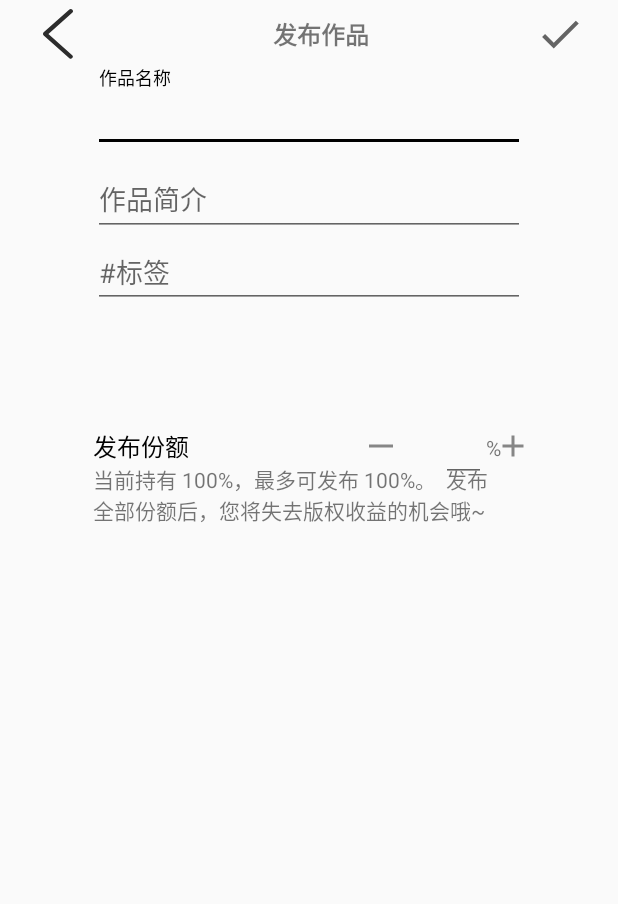
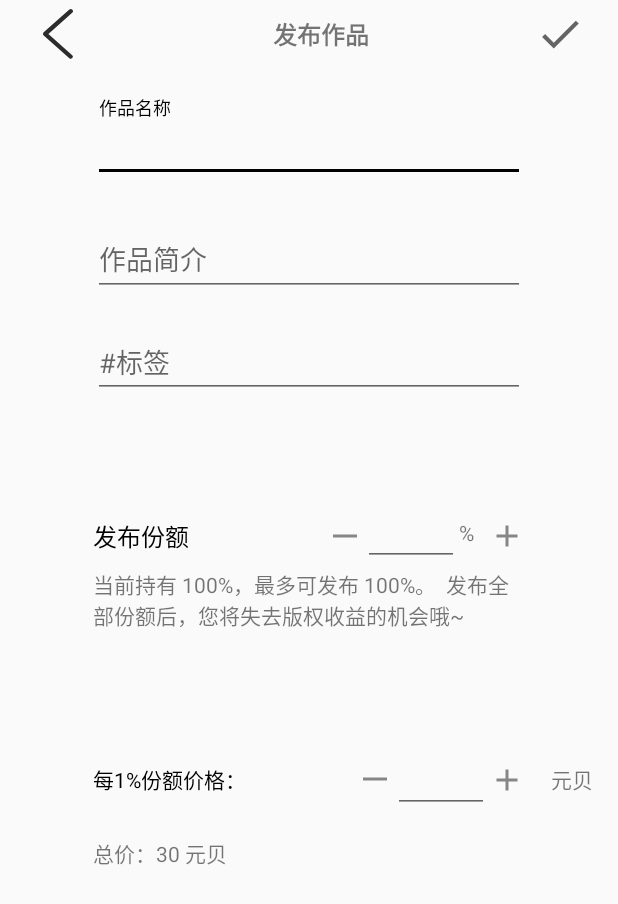
Before and after one commit to enjoycode-now/paint, an Android app: the PublishedWorkActivity screen opened directly, with no data from a screen before it, on a phone screen of 412 x 824 dp. Shown: the top 904 px of the screen. Run offline under Robolectric (Android 15) with nearby library versions, the phone set to English and light mode, and no system bars; libraries missing offline, so code that uses them is left out: com.bugsnag.android; 1 statement that could not run was skipped.

Commit message:
add activity_published_work.xml

```diff
--- a/app/src/main/res/layout/activity_published_work.xml
+++ b/app/src/main/res/layout/activity_published_work.xml
@@ -21,10 +21,10 @@
         android:layout_marginStart="16dp"
         android:padding="6dp"
         android:src="@drawable/ic_back_deep_gray"
+        app:layout_constraintBottom_toBottomOf="@id/actionBar"
         app:layout_constraintDimensionRatio="1:1"
         app:layout_constraintStart_toStartOf="@+id/actionBar"
-        app:layout_constraintTop_toTopOf="@id/actionBar"
-        app:layout_constraintBottom_toBottomOf="@id/actionBar"/>
+        app:layout_constraintTop_toTopOf="@id/actionBar" />
 
     <TextView
         android:id="@+id/textView2"
@@ -45,63 +45,67 @@
         android:layout_width="0dp"
         android:layout_height="0dp"
         android:layout_marginStart="16dp"
+        android:layout_marginEnd="16dp"
         android:padding="6dp"
         android:src="@drawable/ic_baseline_check"
+        app:layout_constraintBottom_toBottomOf="@id/actionBar"
         app:layout_constraintDimensionRatio="1:1"
-        android:layout_marginEnd="16dp"
+        app:layout_constraintEnd_toEndOf="@+id/actionBar"
         app:layout_constraintHorizontal_bias="1"
         app:layout_constraintStart_toStartOf="@+id/actionBar"
-        app:layout_constraintTop_toTopOf="@id/actionBar"
-        app:layout_constraintBottom_toBottomOf="@id/actionBar"
-        app:layout_constraintEnd_toEndOf="@+id/actionBar"/>
+        app:layout_constraintTop_toTopOf="@id/actionBar" />
 
     <com.google.android.material.textfield.TextInputLayout
-        android:id="@+id/textInputLayout"
+        android:id="@+id/textInputLayout_WorkTitle"
         android:layout_width="0dp"
         android:layout_height="wrap_content"
+        android:layout_marginTop="20dp"
         app:layout_constraintEnd_toEndOf="parent"
         app:layout_constraintStart_toStartOf="parent"
         app:layout_constraintTop_toBottomOf="@+id/actionBar"
         app:layout_constraintWidth_percent="0.7">
 
         <com.google.android.material.textfield.TextInputEditText
+            android:id="@+id/WorkTitle"
             android:layout_width="match_parent"
             android:layout_height="wrap_content"
             android:hint="作品名称" />
     </com.google.android.material.textfield.TextInputLayout>
 
     <com.google.android.material.textfield.TextInputLayout
-        android:id="@+id/textInputLayout2"
+        android:id="@+id/textInputLayout_WorkBiography"
         android:layout_width="0dp"
         android:layout_height="wrap_content"
-        app:layout_constraintEnd_toEndOf="@+id/textInputLayout"
-        app:layout_constraintStart_toStartOf="@+id/textInputLayout"
-        app:layout_constraintTop_toBottomOf="@+id/textInputLayout">
+        android:layout_marginTop="20dp"
+        app:layout_constraintEnd_toEndOf="@+id/textInputLayout_WorkTitle"
+        app:layout_constraintStart_toStartOf="@+id/textInputLayout_WorkTitle"
+        app:layout_constraintTop_toBottomOf="@+id/textInputLayout_WorkTitle">
 
         <com.google.android.material.textfield.TextInputEditText
+            android:id="@+id/WorkBiography"
             android:layout_width="match_parent"
             android:layout_height="wrap_content"
             android:hint="作品简介" />
     </com.google.android.material.textfield.TextInputLayout>
 
     <EditText
-        android:id="@+id/editTextTextPersonName"
+        android:id="@+id/WorkLabel"
         android:layout_width="0dp"
         android:layout_height="wrap_content"
-        android:ems="10"
+        android:layout_marginTop="20dp"
+        android:hint="#标签"
         android:inputType="textPersonName"
-        android:hint="#标签"
-        app:layout_constraintEnd_toEndOf="@+id/textInputLayout2"
-        app:layout_constraintStart_toStartOf="@+id/textInputLayout2"
-        app:layout_constraintTop_toBottomOf="@+id/textInputLayout2" />
+        app:layout_constraintEnd_toEndOf="@+id/textInputLayout_WorkBiography"
+        app:layout_constraintStart_toStartOf="@+id/textInputLayout_WorkBiography"
+        app:layout_constraintTop_toBottomOf="@+id/textInputLayout_WorkBiography" />
 
     <androidx.recyclerview.widget.RecyclerView
         android:id="@+id/recyclerView"
         android:layout_width="0dp"
         android:layout_height="wrap_content"
-        app:layout_constraintEnd_toEndOf="@+id/editTextTextPersonName"
-        app:layout_constraintStart_toStartOf="@+id/editTextTextPersonName"
-        app:layout_constraintTop_toBottomOf="@+id/editTextTextPersonName" />
+        app:layout_constraintEnd_toEndOf="@+id/WorkLabel"
+        app:layout_constraintStart_toStartOf="@+id/WorkLabel"
+        app:layout_constraintTop_toBottomOf="@+id/WorkLabel" />
 
     <TextView
         android:id="@+id/textView3"
@@ -118,12 +122,32 @@
         android:id="@+id/imageView2"
         android:layout_width="wrap_content"
         android:layout_height="wrap_content"
-        android:layout_marginStart="116dp"
         app:layout_constraintBottom_toBottomOf="@+id/textView3"
-        app:layout_constraintStart_toEndOf="@+id/textView3"
+        app:layout_constraintEnd_toStartOf="@+id/ReleaseShareNum"
         app:layout_constraintTop_toTopOf="@+id/textView3"
         app:layout_constraintVertical_bias="0.0"
         app:srcCompat="@drawable/ic_minus" />
+
+    <EditText
+        android:id="@+id/ReleaseShareNum"
+        android:layout_width="64dp"
+        android:layout_height="wrap_content"
+        android:layout_marginTop="10dp"
+        android:inputType="number"
+        app:layout_constraintBottom_toBottomOf="@+id/imageView2"
+        app:layout_constraintEnd_toStartOf="@+id/textView7"
+        app:layout_constraintTop_toTopOf="@+id/imageView2"
+        app:layout_constraintVertical_bias="0.741" />
+
+    <TextView
+        android:id="@+id/textView7"
+        android:layout_width="wrap_content"
+        android:layout_height="wrap_content"
+        android:layout_marginEnd="10dp"
+        android:text="%"
+        app:layout_constraintBottom_toBottomOf="@+id/ReleaseShareNum"
+        app:layout_constraintEnd_toStartOf="@+id/imageView3"
+        app:layout_constraintTop_toTopOf="@+id/ReleaseShareNum" />
 
     <ImageView
         android:id="@+id/imageView3"
@@ -131,42 +155,77 @@
         android:layout_height="wrap_content"
         app:layout_constraintBottom_toBottomOf="@+id/imageView2"
         app:layout_constraintEnd_toEndOf="@+id/recyclerView"
-        app:layout_constraintStart_toEndOf="@+id/textView4"
         app:layout_constraintTop_toTopOf="@+id/imageView2"
         app:layout_constraintVertical_bias="0.0"
         app:srcCompat="@drawable/ic_add" />
 
+    <TextView
+        android:id="@+id/textView5"
+        android:layout_width="0dp"
+        android:layout_height="wrap_content"
+        android:layout_marginTop="10dp"
+        android:text="当前持有 100%，最多可发布 100%。  发布全部份额后，您将失去版权收益的机会哦~  "
+        app:layout_constraintEnd_toEndOf="@+id/imageView3"
+        app:layout_constraintStart_toStartOf="@+id/textView3"
+        app:layout_constraintTop_toBottomOf="@+id/textView3" />
+
+    <TextView
+        android:id="@+id/textView"
+        android:layout_width="wrap_content"
+        android:layout_height="wrap_content"
+        android:layout_marginTop="88dp"
+        android:text="每1%份额价格："
+        android:textColor="#000000"
+        app:layout_constraintStart_toStartOf="@+id/textView5"
+        app:layout_constraintTop_toBottomOf="@+id/textView5" />
+
+    <ImageView
+        android:id="@+id/imageView4"
+        android:layout_width="wrap_content"
+        android:layout_height="wrap_content"
+        app:layout_constraintBottom_toBottomOf="@+id/EveryShareCost"
+        app:layout_constraintEnd_toStartOf="@+id/EveryShareCost"
+        app:layout_constraintTop_toTopOf="@+id/EveryShareCost"
+        app:srcCompat="@drawable/ic_minus" />
+
     <EditText
-        android:id="@+id/editTextNumberPassword"
-        android:layout_width="30dp"
+        android:id="@+id/EveryShareCost"
+        android:layout_width="64dp"
         android:layout_height="wrap_content"
-        android:layout_marginStart="28dp"
-        android:layout_marginTop="10dp"
         android:ems="10"
-        android:inputType="numberPassword"
-        app:layout_constraintBottom_toBottomOf="@+id/imageView2"
-        app:layout_constraintStart_toEndOf="@+id/imageView2"
-        app:layout_constraintTop_toTopOf="@+id/imageView2"
-        app:layout_constraintVertical_bias="0.619" />
+        android:inputType="number"
+        app:layout_constraintBottom_toBottomOf="@+id/textView"
+        app:layout_constraintEnd_toStartOf="@+id/imageView5"
+        app:layout_constraintTop_toTopOf="@+id/textView" />
+
+    <ImageView
+        android:id="@+id/imageView5"
+        android:layout_width="wrap_content"
+        android:layout_height="wrap_content"
+        app:layout_constraintBottom_toBottomOf="@+id/EveryShareCost"
+        app:layout_constraintEnd_toEndOf="@+id/imageView3"
+        app:layout_constraintTop_toTopOf="@+id/EveryShareCost"
+        app:layout_constraintVertical_bias="0.523"
+        app:srcCompat="@drawable/ic_add" />
 
     <TextView
         android:id="@+id/textView4"
         android:layout_width="wrap_content"
         android:layout_height="wrap_content"
-        android:text="%"
-        app:layout_constraintBottom_toBottomOf="@+id/editTextNumberPassword"
-        app:layout_constraintStart_toEndOf="@+id/editTextNumberPassword"
-        app:layout_constraintTop_toTopOf="@+id/editTextNumberPassword" />
+        android:text="元贝"
+        app:layout_constraintBottom_toBottomOf="@+id/EveryShareCost"
+        app:layout_constraintEnd_toEndOf="parent"
+        app:layout_constraintStart_toEndOf="@+id/imageView5"
+        app:layout_constraintTop_toTopOf="@+id/EveryShareCost" />
 
     <TextView
-        android:id="@+id/textView5"
-        android:layout_width="0dp"
+        android:id="@+id/textView6"
+        android:layout_width="wrap_content"
         android:layout_height="wrap_content"
-        android:text="当前持有 100%，最多可发布 100%。  发布全部份额后，您将失去版权收益的机会哦~  "
-        app:layout_constraintEnd_toEndOf="@+id/textView4"
-        app:layout_constraintHorizontal_bias="0.0"
-        app:layout_constraintStart_toStartOf="@+id/textView3"
-        app:layout_constraintTop_toBottomOf="@+id/textView3" />
+        android:layout_marginTop="28dp"
+        android:text="总价：30 元贝"
+        app:layout_constraintStart_toStartOf="@+id/textView"
+        app:layout_constraintTop_toBottomOf="@+id/textView" />
 
 
 </androidx.constraintlayout.widget.ConstraintLayout>
```
